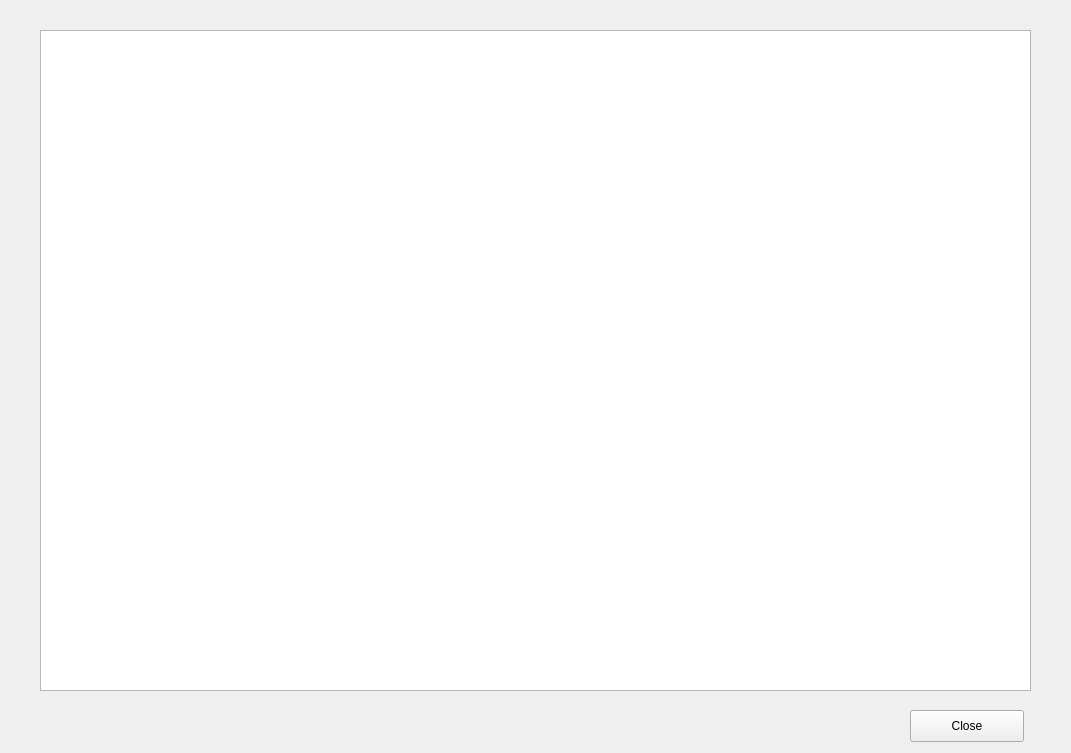
Above: hmv_results.ui from cruizer/HMV-meretezes before the change. Below: the same form after it.
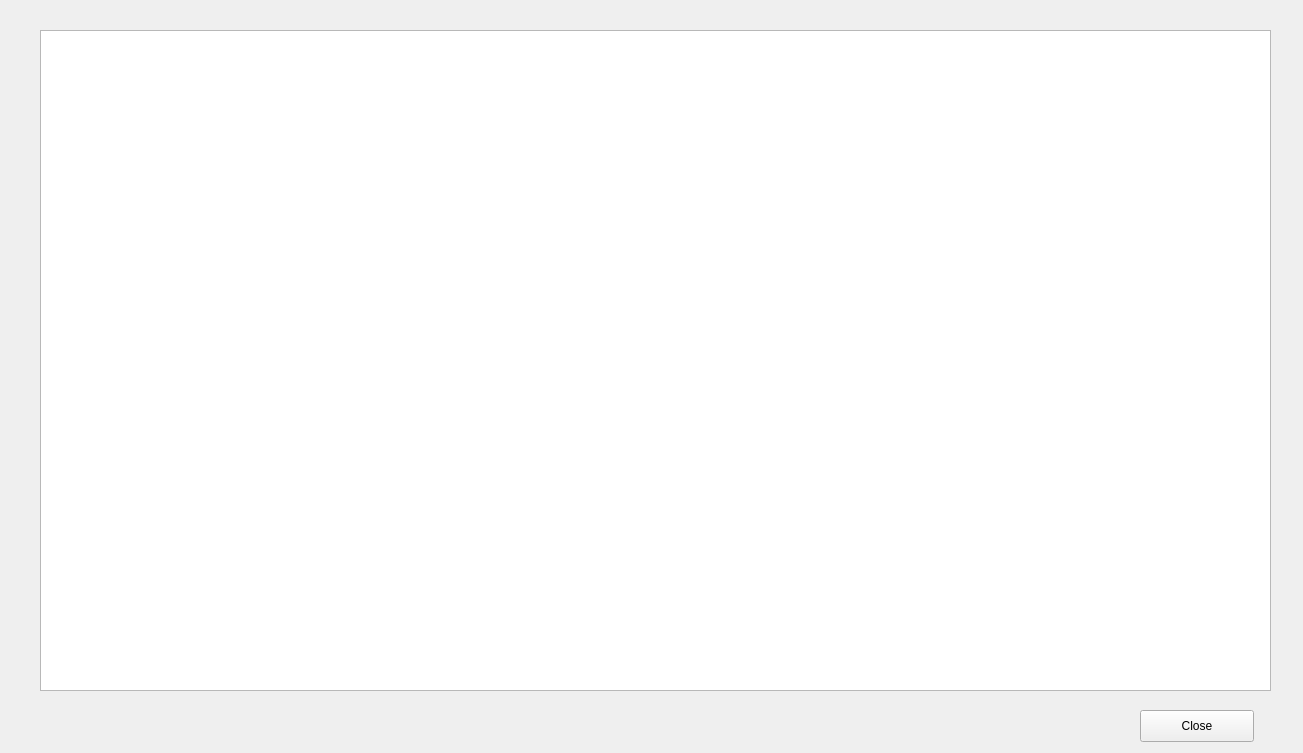
That is the form after the change.

What changed in the file:
```diff
--- a/hmv_results.ui
+++ b/hmv_results.ui
@@ -6,7 +6,7 @@
    <rect>
     <x>0</x>
     <y>0</y>
-    <width>1071</width>
+    <width>1303</width>
     <height>753</height>
    </rect>
   </property>
@@ -18,7 +18,7 @@
     <rect>
      <x>40</x>
      <y>30</y>
-     <width>991</width>
+     <width>1231</width>
      <height>661</height>
     </rect>
    </property>
@@ -26,7 +26,7 @@
   <widget class="QPushButton" name="closeWindow_btn">
    <property name="geometry">
     <rect>
-     <x>910</x>
+     <x>1140</x>
      <y>710</y>
      <width>114</width>
      <height>32</height>
```
